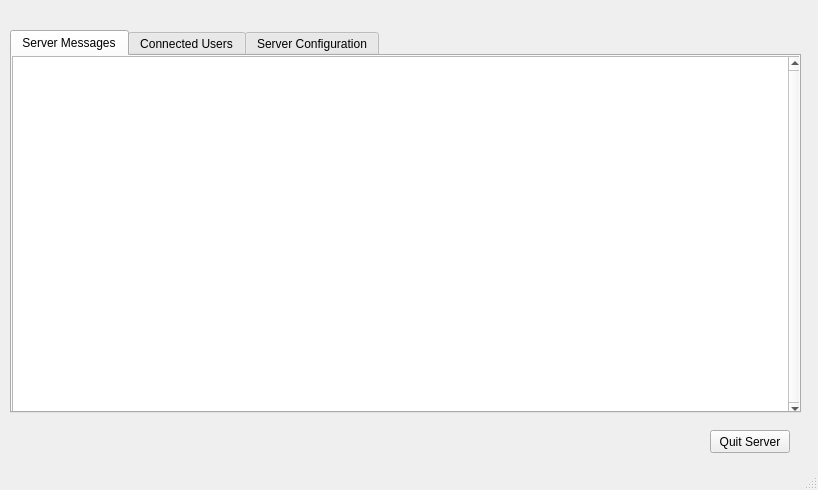
This is Server/serverapp.ui in jacob-swanson/PixSpace as Qt 5 draws it before an edit. The edited form follows.
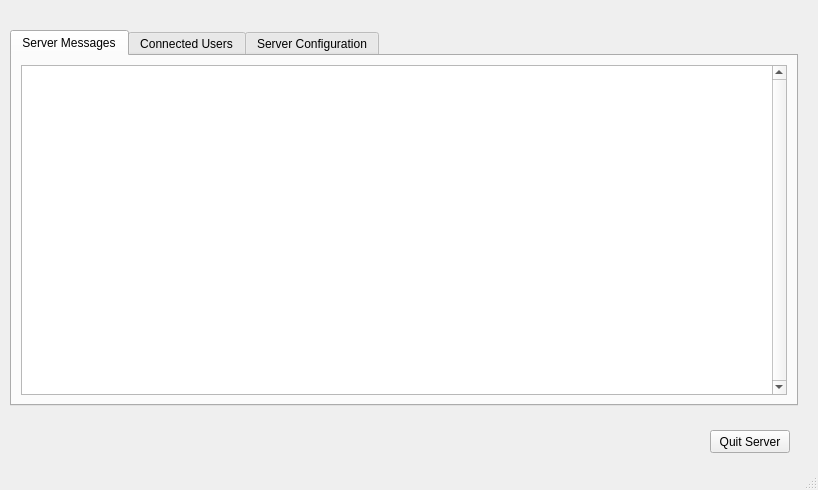
This is the edited form. Icons and pictures are not drawn.

Commit message: Cleaned up connected users tab. Eugene Davis - 03/14/14

```diff
--- a/Server/serverapp.ui
+++ b/Server/serverapp.ui
@@ -26,8 +26,8 @@
      <rect>
       <x>10</x>
       <y>30</y>
-      <width>791</width>
-      <height>383</height>
+      <width>788</width>
+      <height>376</height>
      </rect>
     </property>
     <property name="toolTip">
@@ -40,15 +40,9 @@
      <attribute name="title">
       <string>Server Messages</string>
      </attribute>
+     <layout class="QGridLayout" name="gridLayout_3">
+      <item row="0" column="0">
      <widget class="QTextEdit" name="serverMessage">
-      <property name="geometry">
-       <rect>
-        <x>0</x>
-        <y>0</y>
-        <width>791</width>
-        <height>361</height>
-       </rect>
-      </property>
       <property name="verticalScrollBarPolicy">
        <enum>Qt::ScrollBarAlwaysOn</enum>
       </property>
@@ -56,6 +50,8 @@
        <bool>true</bool>
       </property>
      </widget>
+      </item>
+     </layout>
     </widget>
     <widget class="QWidget" name="connectedUserTab">
      <attribute name="title">
```
Left out of the diff: 12 changed lines with no effect on the pictures. Lines whose indentation alone changed are shown as unchanged. The commit also changes 3 other files.
